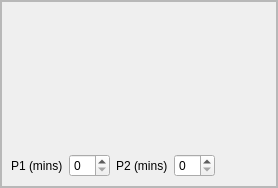
First picture: the form in mqt/MqtLogger/tstatsdispframe.ui, repository Rsclub22/Minos2-Mirror, before the edit.
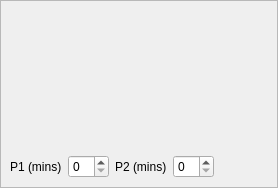
Second picture: the form after the edit.

What changed in the file:
```diff
--- a/mqt/MqtLogger/tstatsdispframe.ui
+++ b/mqt/MqtLogger/tstatsdispframe.ui
@@ -19,12 +19,12 @@
   <property name="windowTitle">
    <string/>
   </property>
-  <property name="frameShape">
-   <enum>QFrame::StyledPanel</enum>
-  </property>
   <property name="frameShadow">
    <enum>QFrame::Raised</enum>
   </property>
+  <property name="lineWidth">
+   <number>0</number>
+  </property>
   <layout class="QVBoxLayout" name="verticalLayout_2">
    <property name="spacing">
     <number>0</number>
@@ -54,8 +54,8 @@
        <rect>
         <x>0</x>
         <y>0</y>
-        <width>274</width>
-        <height>184</height>
+        <width>276</width>
+        <height>186</height>
        </rect>
       </property>
       <property name="sizePolicy">
```
